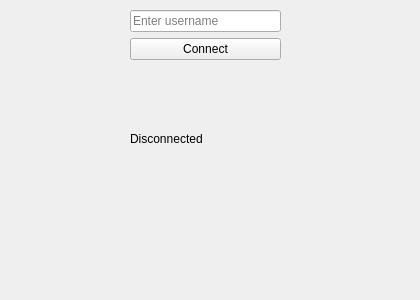
Qt form src/gui/LoginWindow.ui (marwanH1795/Campus-Connect-Project-Sara---Karim---Mohamed---Marwan-) before a commit.
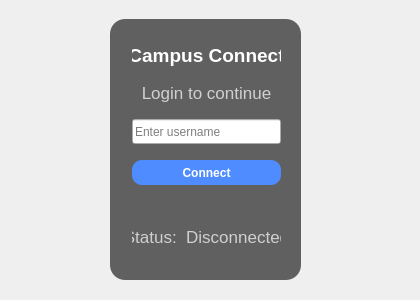
The same form after that commit. Icons and pictures are not drawn.

Commit message: Login UI design

What changed in the file:
```diff
--- a/src/gui/LoginWindow.ui
+++ b/src/gui/LoginWindow.ui
@@ -25,13 +25,21 @@
   <property name="windowTitle">
    <string>Form</string>
   </property>
-  <widget class="QWidget" name="">
+  <property name="styleSheet">
+   <string notr="true">QWidget#LoginWindow {
+    background-image: url(:/images/background.jpeg);
+    background-repeat: no-repeat;
+    background-position: center;
+    color: white;
+}</string>
+  </property>
+  <widget class="QWidget" name="layoutWidget">
    <property name="geometry">
     <rect>
-     <x>130</x>
-     <y>10</y>
-     <width>151</width>
-     <height>201</height>
+     <x>110</x>
+     <y>20</y>
+     <width>193</width>
+     <height>268</height>
     </rect>
    </property>
    <property name="minimumSize">
@@ -41,14 +49,69 @@
     </size>
    </property>
    <layout class="QVBoxLayout" name="verticalLayout">
+    <property name="spacing">
+     <number>16</number>
+    </property>
+    <property name="leftMargin">
+     <number>22</number>
+    </property>
+    <property name="topMargin">
+     <number>24</number>
+    </property>
+    <property name="rightMargin">
+     <number>22</number>
+    </property>
+    <property name="bottomMargin">
+     <number>24</number>
+    </property>
+    <item>
+     <widget class="QLabel" name="titleLabel">
+      <property name="font">
+       <font>
+        <pointsize>14</pointsize>
+        <bold>true</bold>
+       </font>
+      </property>
+      <property name="styleSheet">
+       <string notr="true">color: white;</string>
+      </property>
+      <property name="text">
+       <string>Campus Connect</string>
+      </property>
+      <property name="alignment">
+       <set>Qt::AlignmentFlag::AlignCenter</set>
+      </property>
+     </widget>
+    </item>
+    <item>
+     <widget class="QLabel" name="subtitleLabel">
+      <property name="font">
+       <font>
+        <pointsize>13</pointsize>
+       </font>
+      </property>
+      <property name="styleSheet">
+       <string notr="true">color: #d0d0d0;</string>
+      </property>
+      <property name="text">
+       <string>Login to continue</string>
+      </property>
+      <property name="alignment">
+       <set>Qt::AlignmentFlag::AlignCenter</set>
+      </property>
+     </widget>
+    </item>
     <item>
      <widget class="QLineEdit" name="usernameInput">
       <property name="minimumSize">
        <size>
         <width>149</width>
-        <height>22</height>
+        <height>25</height>
        </size>
       </property>
+      <property name="alignment">
+       <set>Qt::AlignmentFlag::AlignLeading|Qt::AlignmentFlag::AlignLeft|Qt::AlignmentFlag::AlignVCenter</set>
+      </property>
       <property name="placeholderText">
        <string>Enter username </string>
       </property>
@@ -59,9 +122,15 @@
       <property name="minimumSize">
        <size>
         <width>149</width>
-        <height>18</height>
+        <height>25</height>
        </size>
       </property>
+      <property name="styleSheet">
+       <string notr="true">background-color: #4f8cff;
+color: white;
+border-radius: 10px;
+font-weight: bold;</string>
+      </property>
       <property name="text">
        <string>Connect</string>
       </property>
@@ -72,16 +141,55 @@
       <property name="minimumSize">
        <size>
         <width>149</width>
-        <height>73</height>
+        <height>72</height>
        </size>
       </property>
+      <property name="maximumSize">
+       <size>
+        <width>16777215</width>
+        <height>16777215</height>
+       </size>
+      </property>
+      <property name="font">
+       <font>
+        <pointsize>13</pointsize>
+       </font>
+      </property>
+      <property name="styleSheet">
+       <string notr="true">color: #d0d0d0;</string>
+      </property>
       <property name="text">
-       <string>Disconnected</string>
+       <string>Status:  Disconnected</string>
+      </property>
+      <property name="alignment">
+       <set>Qt::AlignmentFlag::AlignCenter</set>
       </property>
      </widget>
     </item>
    </layout>
   </widget>
+  <widget class="QFrame" name="frame">
+   <property name="geometry">
+    <rect>
+     <x>110</x>
+     <y>19</y>
+     <width>191</width>
+     <height>261</height>
+    </rect>
+   </property>
+   <property name="styleSheet">
+    <string notr="true">background-color: rgba(0, 0, 0, 0.6);
+border-radius: 15px;</string>
+   </property>
+   <property name="frameShape">
+    <enum>QFrame::Shape::StyledPanel</enum>
+   </property>
+   <property name="frameShadow">
+    <enum>QFrame::Shadow::Raised</enum>
+   </property>
+  </widget>
+  <zorder>frame</zorder>
+  <zorder>layoutWidget</zorder>
  </widget>
  <resources/>
  <connections/>
```
Left out of the diff: 4 changed lines with no effect on the pictures. The commit also changes 2 other files.
